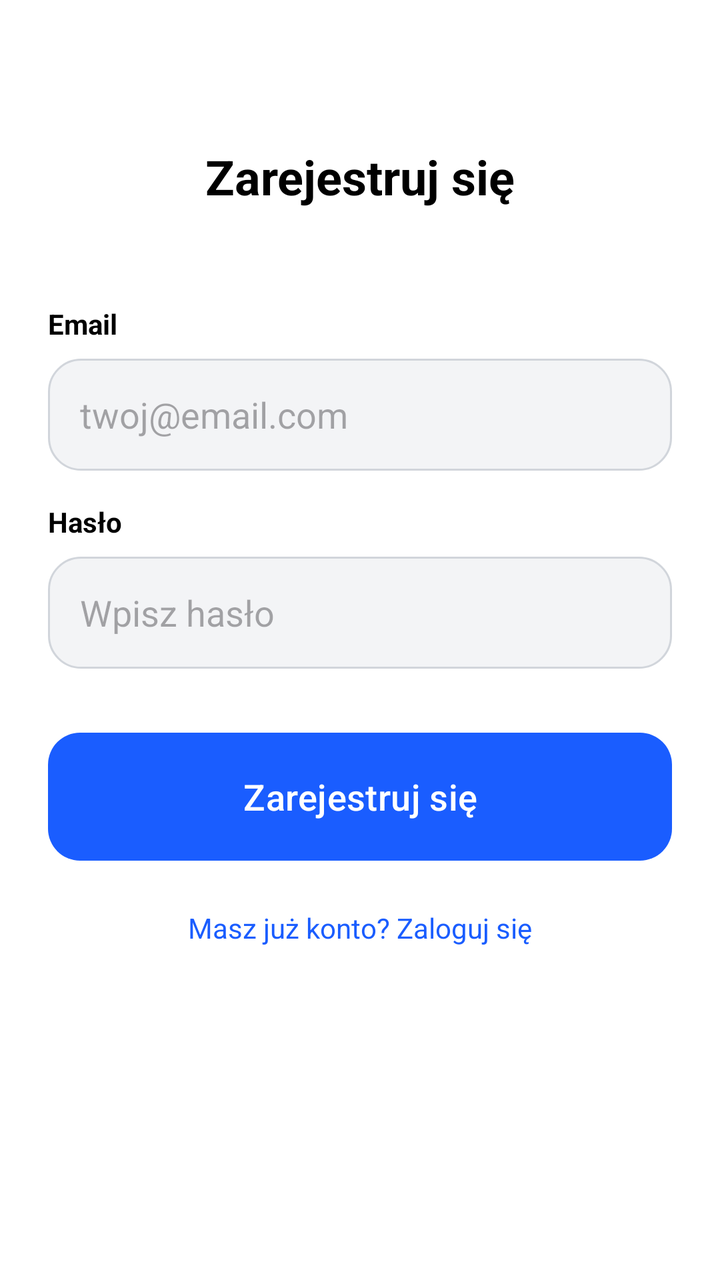
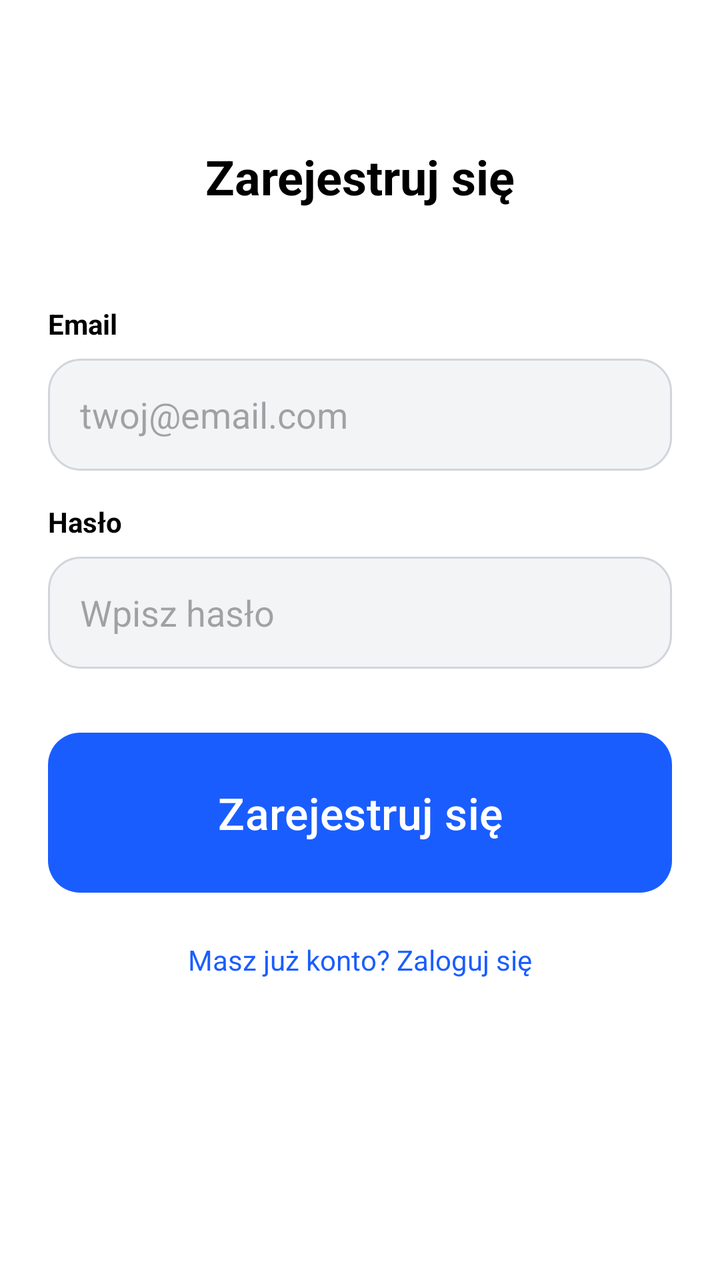

Screens rendered from an Android XML layout before and after an edit, with the pre-edit source and the edit as a unified diff.
<!-- AndroidManifest.xml: application theme Theme.Fitnessapp -->
<!-- res/layout/activity_register.xml -->
<?xml version="1.0" encoding="utf-8"?>
<androidx.constraintlayout.widget.ConstraintLayout xmlns:android="http://schemas.android.com/apk/res/android"
    xmlns:app="http://schemas.android.com/apk/res-auto"
    android:layout_width="match_parent"
    android:layout_height="match_parent"
    android:background="@color/white"
    android:padding="24dp">

    <TextView
        android:id="@+id/register_title"
        android:layout_width="wrap_content"
        android:layout_height="wrap_content"
        android:layout_marginTop="48dp"
        android:text="@string/register_btn"
        android:textColor="@color/black"
        android:textSize="24sp"
        android:textStyle="bold"
        app:layout_constraintEnd_toEndOf="parent"
        app:layout_constraintStart_toStartOf="parent"
        app:layout_constraintTop_toTopOf="parent" />

    <TextView
        android:id="@+id/label_email"
        android:layout_width="wrap_content"
        android:layout_height="wrap_content"
        android:layout_marginTop="48dp"
        android:text="@string/email"
        android:textColor="@color/black"
        android:textStyle="bold"
        app:layout_constraintStart_toStartOf="parent"
        app:layout_constraintTop_toBottomOf="@id/register_title" />

    <EditText
        android:id="@+id/et_email"
        android:layout_width="match_parent"
        android:layout_height="56dp"
        android:layout_marginTop="8dp"
        android:background="@drawable/bg_input_field"
        android:hint="@string/email_hint"
        android:inputType="textEmailAddress"
        android:paddingHorizontal="16dp"
        app:layout_constraintTop_toBottomOf="@id/label_email" />

    <TextView
        android:id="@+id/label_password"
        android:layout_width="wrap_content"
        android:layout_height="wrap_content"
        android:layout_marginTop="16dp"
        android:text="@string/password"
        android:textColor="@color/black"
        android:textStyle="bold"
        app:layout_constraintStart_toStartOf="parent"
        app:layout_constraintTop_toBottomOf="@id/et_email" />

    <EditText
        android:id="@+id/et_password"
        android:layout_width="match_parent"
        android:layout_height="56dp"
        android:layout_marginTop="8dp"
        android:background="@drawable/bg_input_field"
        android:hint="@string/password_hint"
        android:inputType="textPassword"
        android:paddingHorizontal="16dp"
        app:layout_constraintTop_toBottomOf="@id/label_password" />

    <Button
        android:id="@+id/btn_do_register"
        android:layout_width="match_parent"
        android:layout_height="64dp"
        android:layout_marginTop="32dp"
        android:background="@drawable/bg_button_primary"
        android:text="@string/register_btn"
        android:textAllCaps="false"
        android:textColor="@color/white"
        android:textSize="18sp"
        app:backgroundTint="@null"
        app:layout_constraintTop_toBottomOf="@id/et_password" />

    <TextView
        android:id="@+id/tv_back_to_login"
        android:layout_width="wrap_content"
        android:layout_height="wrap_content"
        android:layout_marginTop="24dp"
        android:text="Masz już konto? Zaloguj się"
        android:textColor="@color/blue_primary"
        app:layout_constraintEnd_toEndOf="parent"
        app:layout_constraintStart_toStartOf="parent"
        app:layout_constraintTop_toBottomOf="@id/btn_do_register" />

</androidx.constraintlayout.widget.ConstraintLayout>
<!-- resources referenced by this layout -->
<resources>
  <color name="black">#FF000000</color>
  <color name="blue_primary">#1A5DFF</color>
  <color name="white">#FFFFFFFF</color>
  <!-- drawable bg_button_primary (drawable) -->
  <shape xmlns:android="http://schemas.android.com/apk/res/android"
      android:shape="rectangle">
      <solid android:color="@color/blue_primary" />
      <corners android:radius="16dp" />
  </shape>
  <!-- drawable bg_input_field (drawable) -->
  <shape xmlns:android="http://schemas.android.com/apk/res/android"
      android:shape="rectangle">
      <solid android:color="@color/light_gray_bg" />
      <stroke android:width="1dp" android:color="@color/gray_dot" />
      <corners android:radius="16dp" />
  </shape>
  <string name="email">Email</string>
  <string name="email_hint">twoj@email.com</string>
  <string name="password">Hasło</string>
  <string name="password_hint">Wpisz hasło</string>
  <string name="register_btn">Zarejestruj się</string>
  <style name="Theme.Fitnessapp" parent="Base.Theme.Fitnessapp" />
  <color name="light_gray_bg">#F3F4F6</color>
  <color name="gray_dot">#D1D5DB</color>
  <style name="Base.Theme.Fitnessapp" parent="Theme.Material3.DayNight.NoActionBar">
          
          
      </style>
</resources>

<!-- the commit's change to res/layout/activity_register.xml (unified diff, before → after) -->
@@ -66,13 +66,13 @@
     <Button
         android:id="@+id/btn_do_register"
         android:layout_width="match_parent"
-        android:layout_height="64dp"
+        android:layout_height="80dp"
         android:layout_marginTop="32dp"
         android:background="@drawable/bg_button_primary"
         android:text="@string/register_btn"
         android:textAllCaps="false"
         android:textColor="@color/white"
-        android:textSize="18sp"
+        android:textSize="22sp"
         app:backgroundTint="@null"
         app:layout_constraintTop_toBottomOf="@id/et_password" />
 
